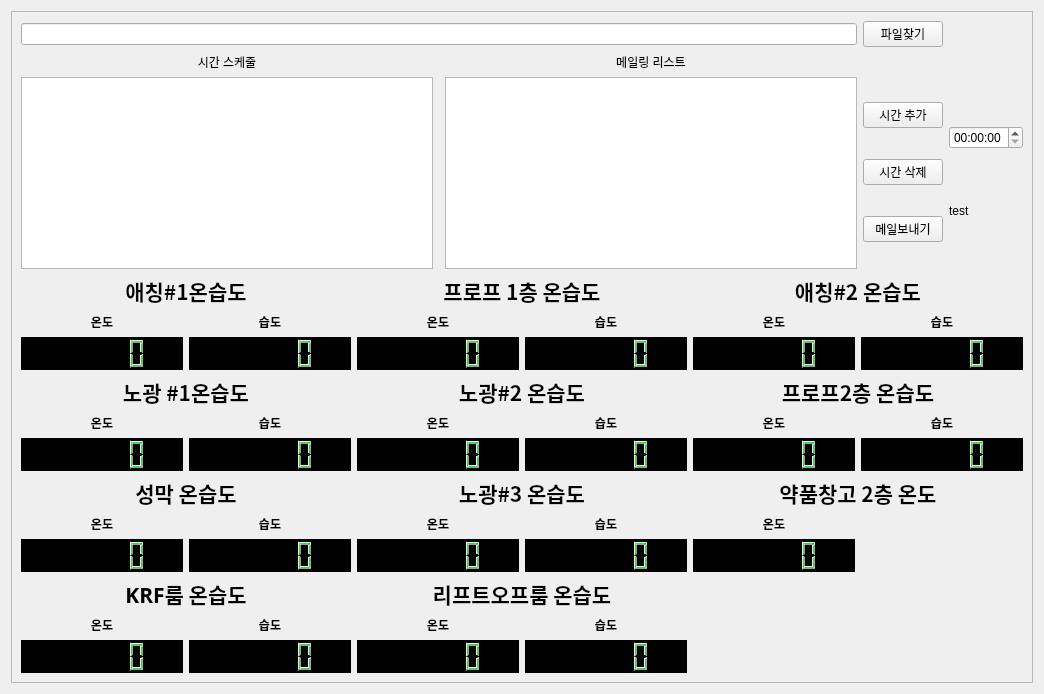
This is temp_humi_widget.ui in kimbakcho/FABWI as Qt 5 draws it before an edit. The edited form follows.
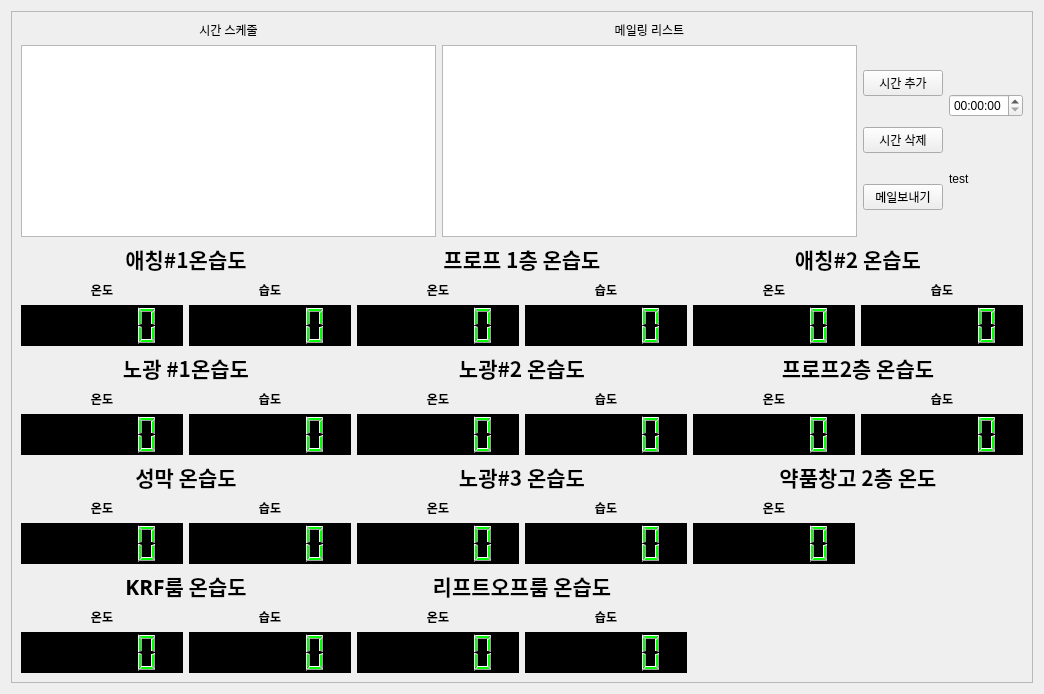
This is the edited form.

What changed in the file:
```diff
--- a/temp_humi_widget.ui
+++ b/temp_humi_widget.ui
@@ -29,7 +29,7 @@
        </rect>
       </property>
       <layout class="QGridLayout" name="gridLayout_2">
-       <item row="2" column="4">
+       <item row="1" column="3">
         <layout class="QVBoxLayout" name="verticalLayout_2">
          <item>
           <widget class="QTimeEdit" name="set_time">
@@ -56,7 +56,7 @@
          </item>
         </layout>
        </item>
-       <item row="2" column="3">
+       <item row="1" column="2">
         <layout class="QVBoxLayout" name="verticalLayout">
          <item>
           <widget class="QPushButton" name="Btn_time_add">
@@ -81,7 +81,7 @@
          </item>
         </layout>
        </item>
-       <item row="2" column="2">
+       <item row="1" column="1">
         <widget class="QListView" name="listView">
          <property name="sizePolicy">
           <sizepolicy hsizetype="Expanding" vsizetype="Maximum">
@@ -91,14 +91,7 @@
          </property>
         </widget>
        </item>
-       <item row="0" column="3">
-        <widget class="QPushButton" name="setpath_btn">
-         <property name="text">
-          <string>파일찾기</string>
-         </property>
-        </widget>
-       </item>
-       <item row="2" column="0">
+       <item row="1" column="0">
         <widget class="QListView" name="plan_list">
          <property name="sizePolicy">
           <sizepolicy hsizetype="Expanding" vsizetype="Maximum">
@@ -108,7 +101,7 @@
          </property>
         </widget>
        </item>
-       <item row="4" column="0" colspan="5">
+       <item row="3" column="0" colspan="4">
         <layout class="QGridLayout" name="gridLayout_3">
          <item row="1" column="3">
           <widget class="QLabel" name="label_15">
@@ -3451,10 +3444,7 @@
          </item>
         </layout>
        </item>
-       <item row="0" column="0" colspan="3">
-        <widget class="QLineEdit" name="LE_filepath"/>
-       </item>
-       <item row="1" column="2">
+       <item row="0" column="1">
         <widget class="QLabel" name="label_29">
          <property name="sizePolicy">
           <sizepolicy hsizetype="Preferred" vsizetype="Maximum">
@@ -3470,7 +3460,7 @@
          </property>
         </widget>
        </item>
-       <item row="1" column="0">
+       <item row="0" column="0">
         <widget class="QLabel" name="label_34">
          <property name="text">
           <string>시간 스케줄</string>
```
